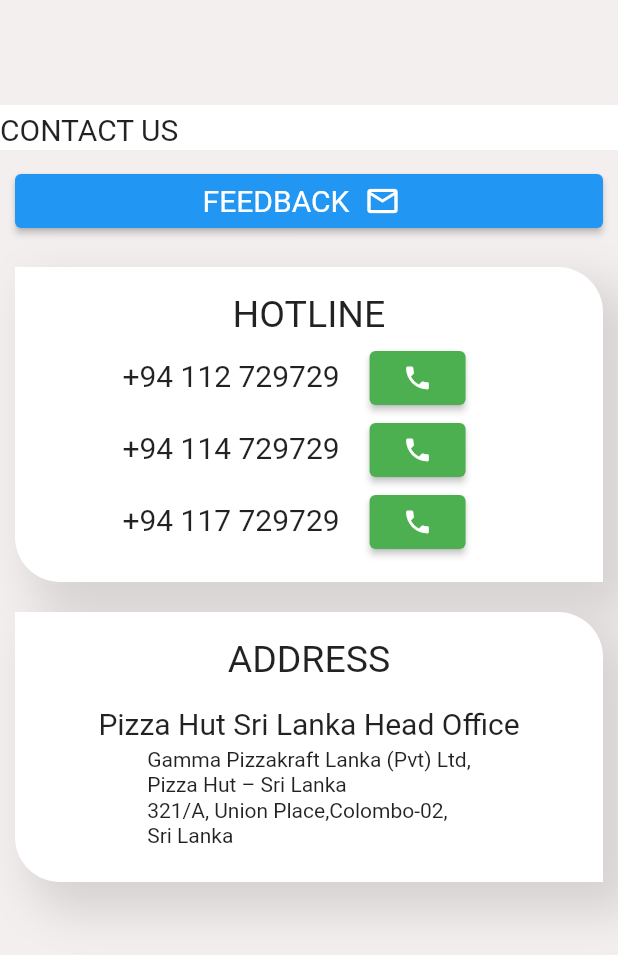
After one commit to paradocx96/Pizza-Hut-App, a Flutter app: the Contact screen opened by its route, on a phone screen of 412 x 824 dp. The commit adds this screen. Shown: the top 955 px of the screen. Run offline on Flutter 3.47's test engine with Material 2 defaults, Android fonts, the phone set to English and light mode, and no system bars.

Commit message:
PizzaHut - Contact Us

```diff
--- a/lib/main.dart
+++ b/lib/main.dart
@@ -3,6 +3,7 @@ import 'package:pizzahut/modules/categories/screens/beverages.dart';
 import 'package:pizzahut/modules/categories/screens/appetizers.dart';
 import 'package:pizzahut/modules/categories/screens/desserts.dart';
 import 'package:pizzahut/modules/categories/screens/pastas.dart';
+import 'package:pizzahut/modules/contact/screens/contact.dart';
 import 'package:pizzahut/modules/homepage/screens/home.dart';
 import 'package:pizzahut/modules/promos/screens/promos.dart';
 
@@ -16,5 +17,6 @@ void main() => runApp(MaterialApp(
     '/desserts': (context) => Desserts(),
     '/pastas': (context) => Pastas(),
     '/promos': (context) => Promos(),
+    '/contact': (context) => Contact(),
   },
 ));
--- /dev/null
+++ b/lib/modules/contact/screens/contact.dart
@@ -0,0 +1,246 @@
+import 'package:flutter/material.dart';
+
+class Contact extends StatefulWidget {
+  const Contact({Key? key}) : super(key: key);
+
+  @override
+  _ContactState createState() => _ContactState();
+}
+
+class _ContactState extends State<Contact> {
+  final ButtonStyle style =
+      ElevatedButton.styleFrom(textStyle: const TextStyle(fontSize: 20));
+
+  @override
+  Widget build(BuildContext context) {
+    return Scaffold(
+      // appBar: AppBar(
+      //   title: Text('Contact Us'),
+      // ),
+      body: SafeArea(
+        child: Container(
+          decoration: BoxDecoration(color: Color(0xFFF4EFEF)),
+          height: MediaQuery.of(context).size.height,
+          child: Column(
+            children: [
+              Container(
+                height: 70,
+                width: MediaQuery.of(context).size.width,
+              ),
+              Container(
+                height: 30,
+                width: MediaQuery.of(context).size.width,
+                color: Colors.white,
+                child: Text(
+                  'CONTACT US',
+                  style: TextStyle(height: 1.5, fontSize: 20),
+                ),
+              ),
+              Container(
+                margin: EdgeInsets.all(10),
+                child: ElevatedButton(
+                  style: style,
+                  onPressed: () {},
+                  child: Row(
+                    mainAxisAlignment: MainAxisAlignment.center,
+                    crossAxisAlignment: CrossAxisAlignment.center,
+                    children: [
+                      Text('FEEDBACK'),
+                      Container(
+                        padding: EdgeInsets.symmetric(horizontal: 10),
+                        child: Icon(
+                          Icons.email_outlined,
+                          color: Colors.white,
+                          size: 24.0,
+                          semanticLabel:
+                              'Text to announce in accessibility modes',
+                        ),
+                      ),
+                    ],
+                  ),
+                ),
+              ),
+              Container(
+                margin: EdgeInsets.all(10.0),
+                width: MediaQuery.of(context).size.width,
+                height: 210,
+                decoration: BoxDecoration(
+                  color: Colors.white,
+                  borderRadius: BorderRadius.only(
+                    topRight: Radius.circular(30.0),
+                    bottomLeft: Radius.circular(30.0),
+                  ),
+                  boxShadow: [
+                    BoxShadow(
+                      color: Colors.black12,
+                      blurRadius: 25.0, // soften the shadow
+                      spreadRadius: 5.0, //extend the shadow
+                      offset: Offset(
+                        15.0, // Move to right 10  horizontally
+                        15.0, // Move to bottom 10 Vertically
+                      ),
+                    )
+                  ],
+                ),
+                child: Column(
+                  children: [
+                    Container(
+                      child: Text(
+                        'HOTLINE',
+                        style: TextStyle(height: 2, fontSize: 25),
+                      ),
+                    ),
+                    Container(
+                      child: Row(
+                        mainAxisAlignment: MainAxisAlignment.center,
+                        crossAxisAlignment: CrossAxisAlignment.center,
+                        children: [
+                          Container(
+                            // padding: EdgeInsets.symmetric(horizontal: 50),
+                            child: Text(
+                              '+94 112 729729',
+                              style: TextStyle(height: 1, fontSize: 20),
+                            ),
+                          ),
+                          Container(
+                            padding: EdgeInsets.symmetric(horizontal: 20),
+                            child: ElevatedButton(
+                              style: ButtonStyle(
+                                backgroundColor:
+                                    MaterialStateProperty.all<Color>(
+                                        Colors.green),
+                              ),
+                              onPressed: () {},
+                              child: Icon(
+                                Icons.phone,
+                                color: Colors.white,
+                                size: 20.0,
+                                semanticLabel:
+                                    'Text to announce in accessibility modes',
+                              ),
+                            ),
+                          ),
+                        ],
+                      ),
+                    ),
+                    Container(
+                      child: Row(
+                        mainAxisAlignment: MainAxisAlignment.center,
+                        crossAxisAlignment: CrossAxisAlignment.center,
+                        children: [
+                          Container(
+                            // padding: EdgeInsets.symmetric(horizontal: 50),
+                            child: Text(
+                              '+94 114 729729',
+                              style: TextStyle(height: 1, fontSize: 20),
+                            ),
+                          ),
+                          Container(
+                            padding: EdgeInsets.symmetric(horizontal: 20),
+                            child: ElevatedButton(
+                              style: ButtonStyle(
+                                backgroundColor:
+                                    MaterialStateProperty.all<Color>(
+                                        Colors.green),
+                              ),
+                              onPressed: () {},
+                              child: Icon(
+                                Icons.phone,
+                                color: Colors.white,
+                                size: 20.0,
+                                semanticLabel:
+                                    'Text to announce in accessibility modes',
+                              ),
+                            ),
+                          ),
+                        ],
+                      ),
+                    ),
+                    Container(
+                      child: Row(
+                        mainAxisAlignment: MainAxisAlignment.center,
+                        crossAxisAlignment: CrossAxisAlignment.center,
+                        children: [
+                          Container(
+                            // padding: EdgeInsets.symmetric(horizontal: 50),
+                            child: Text(
+                              '+94 117 729729',
+                              style: TextStyle(height: 1, fontSize: 20),
+                            ),
+                          ),
+                          Container(
+                            padding: EdgeInsets.symmetric(horizontal: 20),
+                            child: ElevatedButton(
+                              style: ButtonStyle(
+                                backgroundColor:
+                                    MaterialStateProperty.all<Color>(
+                                        Colors.green),
+                              ),
+                              onPressed: () {},
+                              child: Icon(
+                                Icons.phone,
+                                color: Colors.white,
+                                size: 20.0,
+                                semanticLabel:
+                                    'Text to announce in accessibility modes',
+                              ),
+                            ),
+                          ),
+                        ],
+                      ),
+                    ),
+                  ],
+                ),
+              ),
+              Container(
+                margin: EdgeInsets.all(10.0),
+                width: MediaQuery.of(context).size.width,
+                height: 180,
+                decoration: BoxDecoration(
+                  color: Colors.white,
+                  borderRadius: BorderRadius.only(
+                    topRight: Radius.circular(30.0),
+                    bottomLeft: Radius.circular(30.0),
+                  ),
+                  boxShadow: [
+                    BoxShadow(
+                      color: Colors.black12,
+                      blurRadius: 25.0, // soften the shadow
+                      spreadRadius: 5.0, //extend the shadow
+                      offset: Offset(
+                        15.0, // Move to right 10  horizontally
+                        15.0, // Move to bottom 10 Vertically
+                      ),
+                    )
+                  ],
+                ),
+                child: Column(
+                  children: [
+                    Container(
+                      child: Text(
+                        'ADDRESS',
+                        style: TextStyle(height: 2, fontSize: 25),
+                      ),
+                    ),
+                    Container(
+                      child: Text(
+                        'Pizza Hut Sri Lanka Head Office',
+                        style: TextStyle(height: 2, fontSize: 20),
+                      ),
+                    ),
+                    Container(
+                      child: Text(
+                        'Gamma Pizzakraft Lanka (Pvt) Ltd,\nPizza Hut – Sri Lanka\n321/A, Union Place,Colombo-02,\nSri Lanka',
+                        style: TextStyle(height: 1.2, fontSize: 14),
+                      ),
+                    ),
+                  ],
+                ),
+              ),
+            ],
+          ),
+        ),
+      ),
+    );
+  }
+}
```
